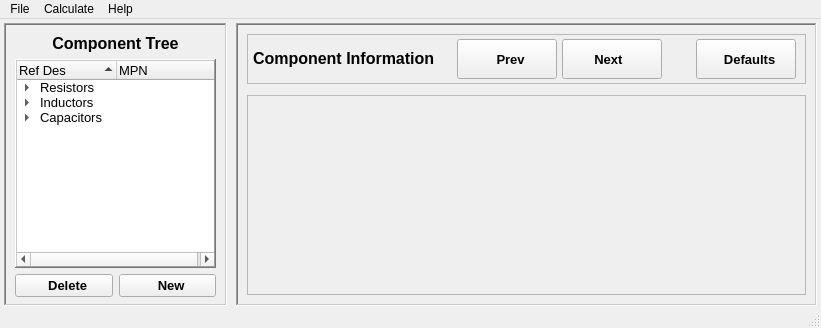
Above: ui/MainWindow.ui from RFrenchEE/EPSAWizard before the change. Below: the same form after it.
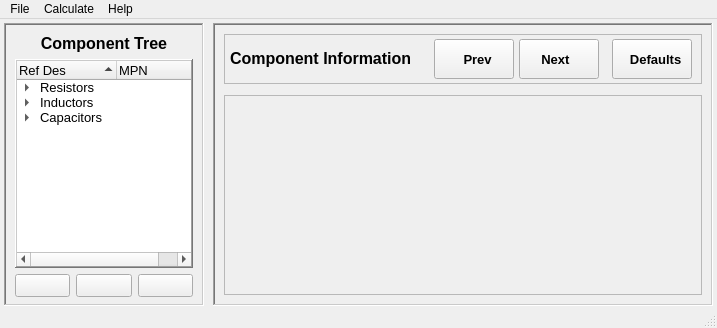
That is the form after the change.

Patch:
```diff
--- a/ui/MainWindow.ui
+++ b/ui/MainWindow.ui
@@ -6,7 +6,7 @@
    <rect>
     <x>0</x>
     <y>0</y>
-    <width>821</width>
+    <width>621</width>
     <height>326</height>
    </rect>
   </property>
@@ -55,6 +55,12 @@
         <height>0</height>
        </size>
       </property>
+      <property name="maximumSize">
+       <size>
+        <width>300</width>
+        <height>16777215</height>
+       </size>
+      </property>
       <property name="font">
        <font>
         <family>Liberation Sans</family>
@@ -365,13 +371,13 @@
            </property>
            <property name="minimumSize">
             <size>
-             <width>80</width>
+             <width>50</width>
              <height>20</height>
             </size>
            </property>
            <property name="maximumSize">
             <size>
-             <width>100</width>
+             <width>80</width>
              <height>40</height>
             </size>
            </property>
@@ -389,7 +395,7 @@
             <string notr="true"/>
            </property>
            <property name="text">
-            <string>  Delete</string>
+            <string/>
            </property>
            <property name="shortcut">
             <string>Ctrl+D</string>
@@ -406,13 +412,13 @@
            </property>
            <property name="minimumSize">
             <size>
-             <width>80</width>
+             <width>50</width>
              <height>20</height>
             </size>
            </property>
            <property name="maximumSize">
             <size>
-             <width>100</width>
+             <width>80</width>
              <height>40</height>
             </size>
            </property>
@@ -430,13 +436,41 @@
             <string notr="true"/>
            </property>
            <property name="text">
-            <string>  New</string>
+            <string/>
            </property>
            <property name="shortcut">
             <string>Ctrl+N</string>
            </property>
           </widget>
          </item>
+         <item>
+          <widget class="QPushButton" name="btn_savecomp">
+           <property name="sizePolicy">
+            <sizepolicy hsizetype="Preferred" vsizetype="Preferred">
+             <horstretch>0</horstretch>
+             <verstretch>0</verstretch>
+            </sizepolicy>
+           </property>
+           <property name="minimumSize">
+            <size>
+             <width>50</width>
+             <height>20</height>
+            </size>
+           </property>
+           <property name="maximumSize">
+            <size>
+             <width>80</width>
+             <height>40</height>
+            </size>
+           </property>
+           <property name="toolTip">
+            <string>Save all component data</string>
+           </property>
+           <property name="text">
+            <string/>
+           </property>
+          </widget>
+         </item>
         </layout>
        </item>
       </layout>
@@ -462,7 +496,7 @@
      <widget class="QFrame" name="vframe_right">
       <property name="minimumSize">
        <size>
-        <width>550</width>
+        <width>500</width>
         <height>0</height>
        </size>
       </property>
@@ -597,7 +631,7 @@
             </property>
             <property name="minimumSize">
              <size>
-              <width>100</width>
+              <width>80</width>
               <height>20</height>
              </size>
             </property>
@@ -638,7 +672,7 @@
             </property>
             <property name="minimumSize">
              <size>
-              <width>100</width>
+              <width>80</width>
               <height>20</height>
              </size>
             </property>
@@ -682,7 +716,7 @@
             </property>
             <property name="sizeHint" stdset="0">
              <size>
-              <width>30</width>
+              <width>10</width>
               <height>20</height>
              </size>
             </property>
@@ -698,7 +732,7 @@
             </property>
             <property name="minimumSize">
              <size>
-              <width>100</width>
+              <width>80</width>
               <height>20</height>
              </size>
             </property>
@@ -725,6 +759,9 @@
             <property name="orientation">
              <enum>Qt::Horizontal</enum>
             </property>
+            <property name="sizeType">
+             <enum>QSizePolicy::Preferred</enum>
+            </property>
             <property name="sizeHint" stdset="0">
              <size>
               <width>5</width>
@@ -762,7 +799,7 @@
          </property>
          <property name="minimumSize">
           <size>
-           <width>300</width>
+           <width>400</width>
            <height>200</height>
           </size>
          </property>
@@ -788,7 +825,7 @@
     <rect>
      <x>0</x>
      <y>0</y>
-     <width>821</width>
+     <width>621</width>
      <height>17</height>
     </rect>
    </property>
```
Left out of the diff: 2 changed lines with no effect on the pictures.
